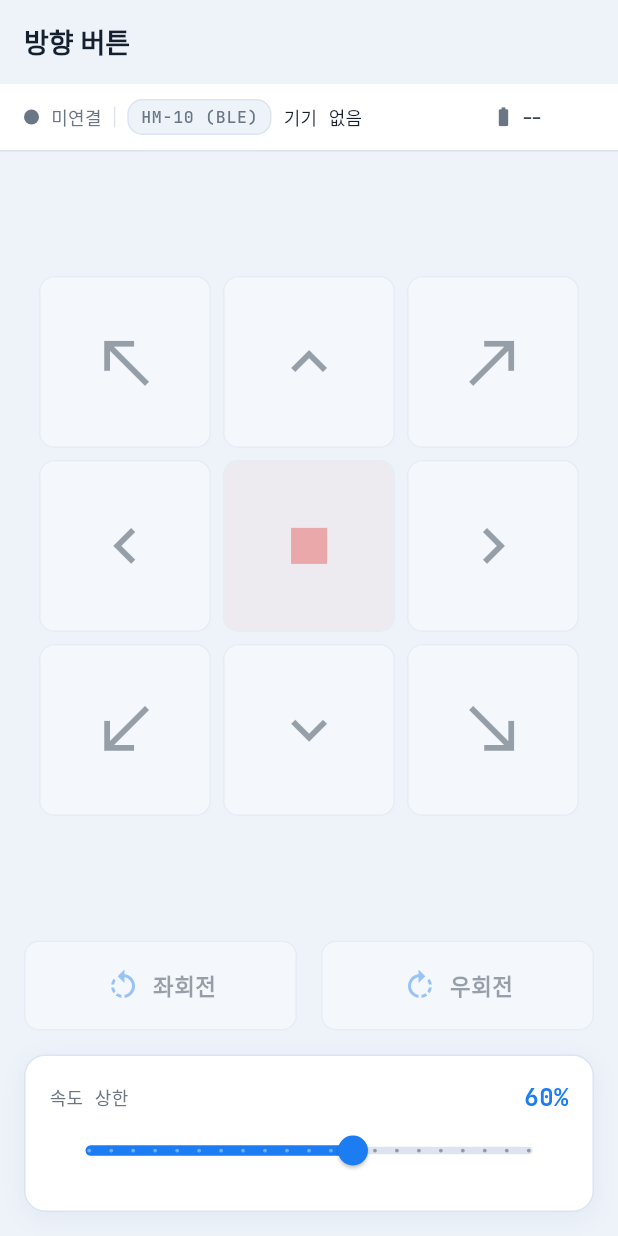
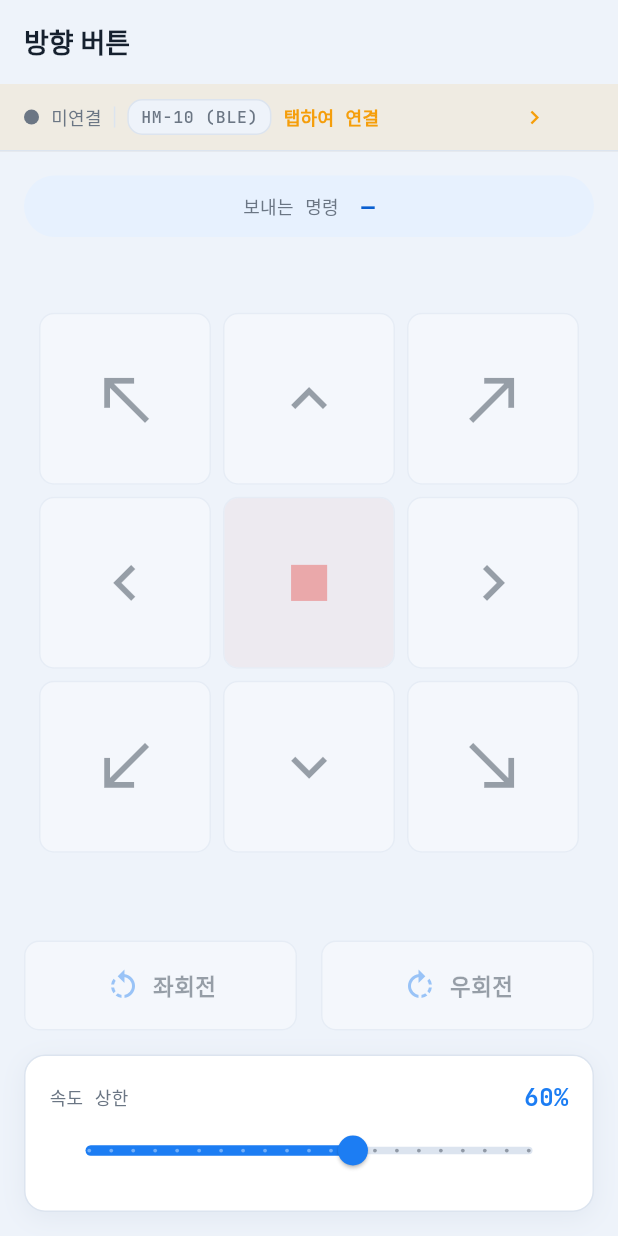
Before and after one commit to KwonJungHyeock/Eduino_BLE_App, a Flutter app: the ControllerScreen screen opened by its route, on a phone screen of 412 x 824 dp. Run offline on Flutter 3.47's test engine with Material 3 defaults, Android fonts, the phone set to English and light mode, and no system bars; our stand-ins replace flutter_blue_plus, flutter_bluetooth_serial, flutter_riverpod, go_router, google_fonts, permission_handler and 3 more; accounts and stored records are empty; Roboto replaces fonts that are missing (Pretendard).

Commit message:
feat(P0): 연결 UX·권한 흐름·시리얼채팅·주행 명령 표시 보강
- B2: 상태바 탭 → 연결 화면(끊김 시 warn 색+‘탭하여 연결’로 즉시 유도)
- B3: 권한 거부 시 ‘설정 열기’(openAppSettings) 안내 추가
- B4: 시리얼 채팅 — 자주쓰는 문장 프리셋, 타임스탬프, 지우기 버튼
- R1: 방향 컨트롤러에 ‘보내는 명령’ 실시간 표시(교육)

Co-Authored-By: Claude Opus 4.8 <noreply@anthropic.com>
Claude-Session: https://claude.ai/code/session_01F6h8JWUjo7BSTbVKrRKHxf

```diff
--- a/lib/features/controller/controller_screen.dart
+++ b/lib/features/controller/controller_screen.dart
@@ -92,12 +92,41 @@ class ControllerScreen extends ConsumerWidget {
   Widget build(BuildContext context, WidgetRef ref) {
     final connected = ref.watch(connectionProvider).isConnected;
     final car = ref.read(carControllerProvider);
+    // 마지막으로 보낸 명령(교육용 표시 R1).
+    final outs = ref
+        .watch(terminalProvider)
+        .where((e) => e.dir == LogDir.out)
+        .toList();
+    final lastCmd = outs.isEmpty ? '—' : outs.last.text;
 
     return SafeArea(
       child: Padding(
         padding: const EdgeInsets.all(Gap.md),
         child: Column(
           children: [
+            // 보내는 명령 실시간 표시
+            Container(
+              width: double.infinity,
+              padding:
+                  const EdgeInsets.symmetric(horizontal: Gap.md, vertical: 10),
+              decoration: BoxDecoration(
+                color: AppColors.signalTint,
+                borderRadius: Radii.pill,
+              ),
+              child: Row(
+                mainAxisAlignment: MainAxisAlignment.center,
+                children: [
+                  Text('보내는 명령  ',
+                      style: AppType.mono(size: 12, color: AppColors.textMuted)),
+                  Text(lastCmd,
+                      style: AppType.mono(
+                          size: 15,
+                          weight: FontWeight.w700,
+                          color: AppColors.signalDeep)),
+                ],
+              ),
+            ),
+            Gap.h8,
             Expanded(
               child: Center(
                 child: _DPad(
--- a/lib/widgets/status_bar.dart
+++ b/lib/widgets/status_bar.dart
@@ -3,7 +3,9 @@
 
 import 'package:flutter/material.dart';
 import 'package:flutter_riverpod/flutter_riverpod.dart';
+import 'package:go_router/go_router.dart';
 
+import '../app/router.dart';
 import '../app/theme.dart';
 import '../core/bt/bt_transport.dart';
 import '../providers/bt_providers.dart';
@@ -18,6 +20,7 @@ class StatusBar extends ConsumerWidget {
     final tele = ref.watch(telemetryProvider);
     final device = ref.watch(transportProvider).connectedDevice;
     final module = ref.watch(moduleProvider).valueOrNull ?? BtModule.ble;
+    final connected = conn == BtConnectionState.connected;
 
     final (color, label) = switch (conn) {
       BtConnectionState.connected => (AppColors.signal, '연결됨'),
@@ -27,15 +30,19 @@ class StatusBar extends ConsumerWidget {
       BtConnectionState.disconnected => (AppColors.textMuted, '미연결'),
     };
 
-    return Container(
+    return Material(
+      color: connected ? AppColors.surface : AppColors.warn.withValues(alpha: 0.10),
+      child: InkWell(
+        // 상태바 탭 → 연결 화면(끊겼을 때 바로 재연결). 편의성(B2).
+        onTap: () => context.push(Routes.connect),
+        child: Container(
           padding: const EdgeInsets.symmetric(horizontal: Gap.md, vertical: 10),
           decoration: const BoxDecoration(
-        color: AppColors.surface,
             border: Border(bottom: BorderSide(color: AppColors.border)),
           ),
           child: Row(
             children: [
-          _Dot(color: color, pulse: conn == BtConnectionState.connected),
+              _Dot(color: color, pulse: connected),
               Gap.w8,
               Text(label, style: AppType.mono(size: 12, color: color)),
               Gap.w8,
@@ -45,21 +52,31 @@ class StatusBar extends ConsumerWidget {
               Gap.w8,
               Flexible(
                 child: Text(
-              device?.displayName ?? '기기 없음',
+                  connected ? (device?.displayName ?? '') : '탭하여 연결',
                   overflow: TextOverflow.ellipsis,
-              style: AppType.mono(size: 12, color: AppColors.textPrimary),
+                  style: AppType.mono(
+                    size: 12,
+                    color: connected ? AppColors.textPrimary : AppColors.warn,
+                    weight: connected ? FontWeight.w500 : FontWeight.w700,
+                  ),
                 ),
               ),
               const Spacer(),
-          if (tele.distanceCm != null) ...[
+              if (connected && tele.distanceCm != null) ...[
                 _metric(Icons.straighten, '${tele.distanceCm}cm'),
                 Gap.w8,
               ],
+              if (connected)
                 _metric(
                   Icons.battery_full,
                   tele.batteryPercent != null ? '${tele.batteryPercent}%' : '--',
+                )
+              else
+                const Icon(Icons.chevron_right,
+                    size: 18, color: AppColors.warn),
+            ],
           ),
-        ],
+        ),
       ),
     );
   }
```
Also changed, not shown: lib/features/basics/serial_chat_screen.dart (+70 -8 lines), lib/features/connect/connect_screen.dart (+11 -1 lines). Lines whose indentation alone changed are shown as unchanged.
